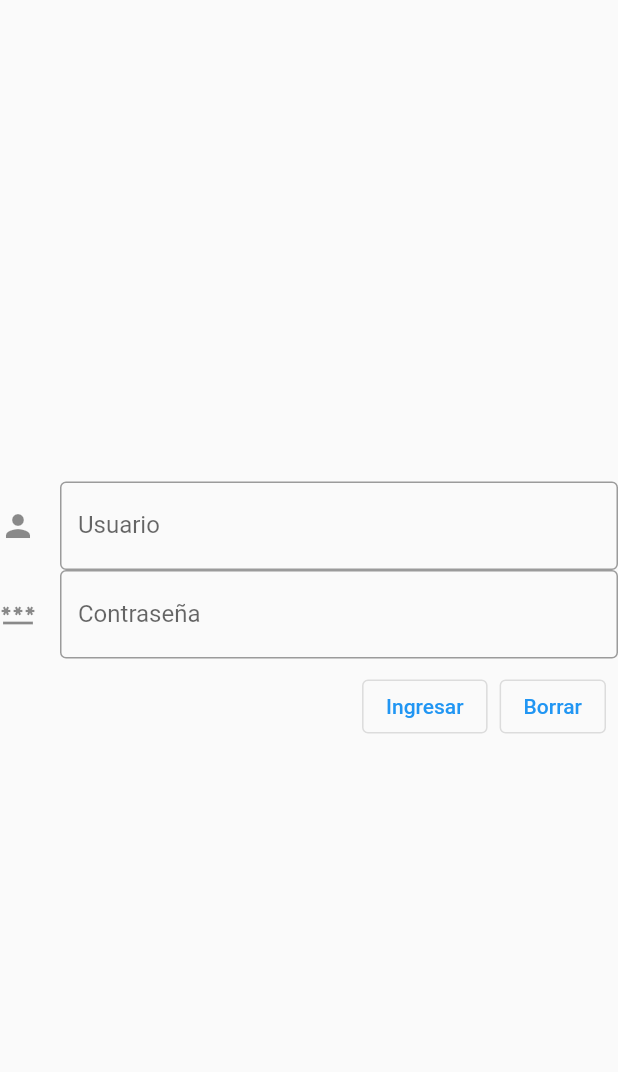
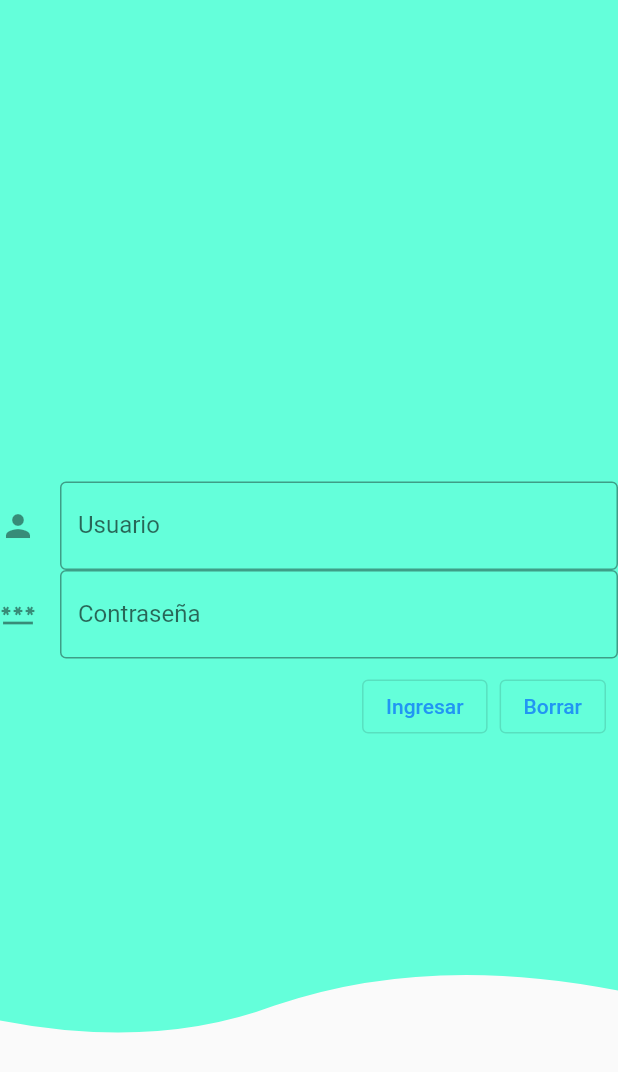
Before and after one commit to aeche95/Ciclo4B, a Flutter app: the screen it shows after launch, on a phone screen of 412 x 824 dp. Shown: the top 1072 px of the screen. Run offline on Flutter 3.47's test engine with Material 2 defaults, Android fonts, the phone set to English and light mode, and no system bars; our stand-ins replace easy_splash_screen, firebase_core, firebase_messaging, flutter_custom_clippers, google_maps_flutter, sqflite; accounts and stored records are empty.

Commit message:
Design changes

```diff
--- a/ciclo_4_b/lib/Widgets/widget_busqueda.dart
+++ b/ciclo_4_b/lib/Widgets/widget_busqueda.dart
@@ -21,7 +21,7 @@ class _WidgetBusquedaState extends State<WidgetBusqueda>{
         direction: Axis.vertical,
         children: [
           TextField(
-            onSubmitted: (String value) => _actualizarBusqueda,
+            onSubmitted: (String value) => _actualizarBusqueda(value),
           ),
           SizedBox(
             width: double.infinity,
--- /dev/null
+++ b/ciclo_4_b/lib/Widgets/widget_container1.dart
@@ -0,0 +1,22 @@
+import 'package:flutter/material.dart';
+import 'package:flutter_custom_clippers/flutter_custom_clippers.dart';
+
+class WidgetContainer1 extends StatelessWidget{
+  @override
+  Widget build(BuildContext context) {
+    return Container(
+      child: ClipPath(
+        clipper: WaveClipperTwo(),
+        child: Container(
+          height: MediaQuery.of(context).size.height*0.85,
+          width: MediaQuery.of(context).size.width,
+          decoration: BoxDecoration(
+            color: Colors.tealAccent
+          ),
+        ),
+      ),
+    );
+
+  }
+
+}
--- a/ciclo_4_b/lib/Widgets/widget_ingreso.dart
+++ b/ciclo_4_b/lib/Widgets/widget_ingreso.dart
@@ -1,4 +1,5 @@
 import 'package:ciclo_4_b/Modelo/usuario.dart';
+import 'package:ciclo_4_b/Widgets/widget_container1.dart';
 import 'package:ciclo_4_b/Widgets/widget_pagina_principal.dart';
 import '../Utils/base_de_datos.dart';
 import 'package:flutter/material.dart';
@@ -18,9 +19,12 @@ class _WidgetIngresoState extends State<WidgetIngreso>{
   String textoContrasena = "";
   @override
   Widget build(BuildContext context) {
-   return Scaffold(
-     body: Center(
-       child: Column(
+   return SafeArea(
+     child: Scaffold(
+       body: Stack(
+         children: [
+           WidgetContainer1(),
+           Column(
            mainAxisSize: MainAxisSize.max,
            mainAxisAlignment: MainAxisAlignment.center,
            children: <Widget>[
@@ -83,6 +87,8 @@ class _WidgetIngresoState extends State<WidgetIngreso>{
              )
            ],
          ),
+       ]
+       ),
      ),
    );
   }
--- a/ciclo_4_b/pubspec.yaml
+++ b/ciclo_4_b/pubspec.yaml
@@ -58,7 +58,7 @@ dev_dependencies:
 flutter_icons:
   android: true
   ios: true
-  image_path: "assets/imagenes/Logo_restaurante_1.jpg"
+  image_path: "assets/imagenes/LogoTiendaMintic.jpg"
 
   # The "flutter_lints" package below contains a set of recommended lints to
   # encourage good coding practices. The lint set provided by the package is
```
Also changed, not shown: ciclo_4_b/pubspec.lock. Lines whose indentation alone changed are shown as unchanged.
